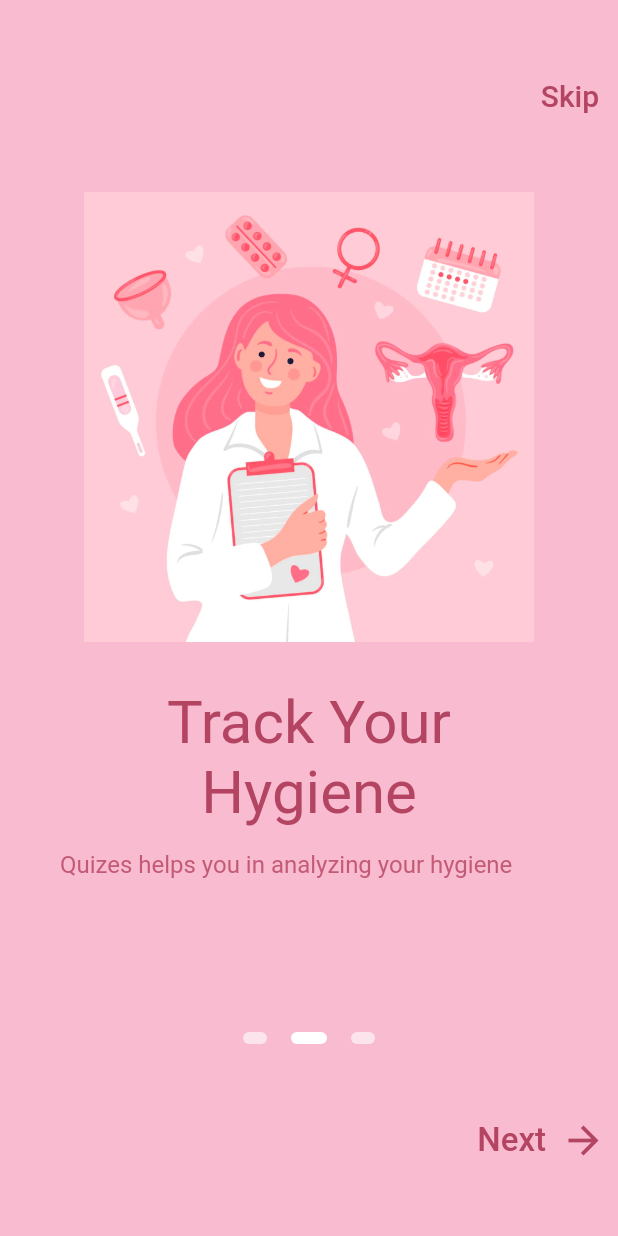
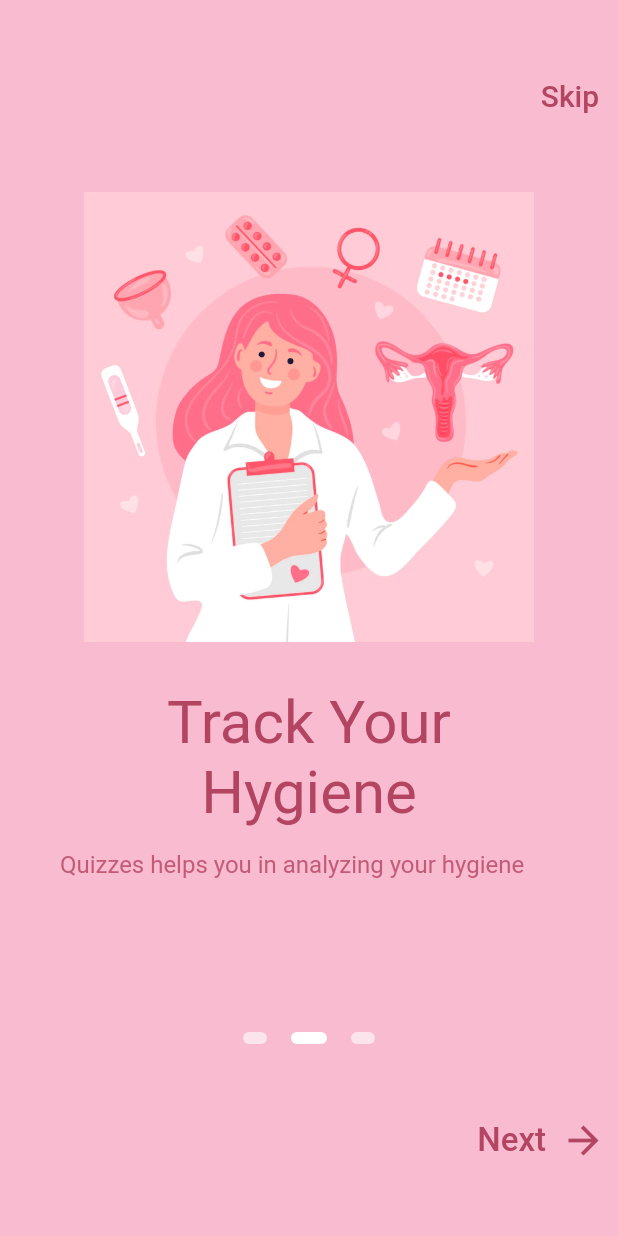
Before and after one commit to Bazgha19/HerHygiene, a Flutter app: the screen it shows after launch, swiped to page 2, on a phone screen of 412 x 824 dp. Run offline on Flutter 3.47's test engine with Material 2 defaults, Android fonts, the light colour scheme and no system bars; our stand-ins replace animated_splash_screen, curved_navigation_bar.

Commit message:
spelling error

```diff
--- a/her_hygiene/lib/intro.dart
+++ b/her_hygiene/lib/intro.dart
@@ -146,7 +146,7 @@ class _IntroState extends State<Intro> {
                             ),
                             SizedBox(height: 15.0),
                             Text(
-                              'Quizes helps you in analyzing your hygiene',
+                              'Quizzes helps you in analyzing your hygiene',
                               style: TextStyle(
                                 fontSize: 16.0,
                                 color: Color.fromRGBO(195, 91, 118, 1),
```
